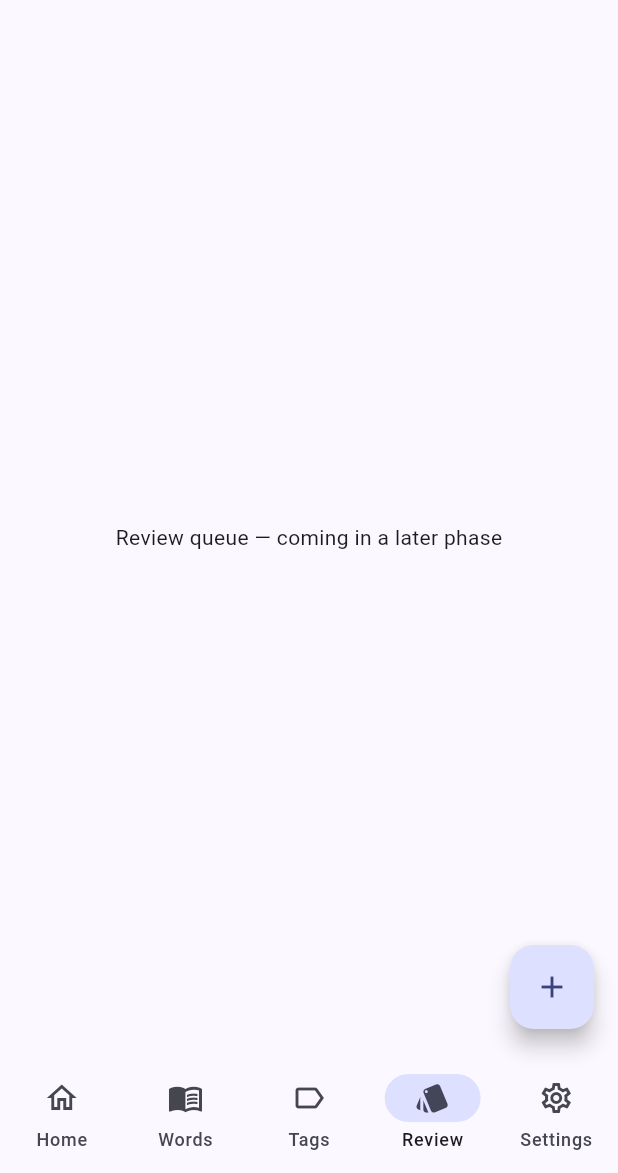
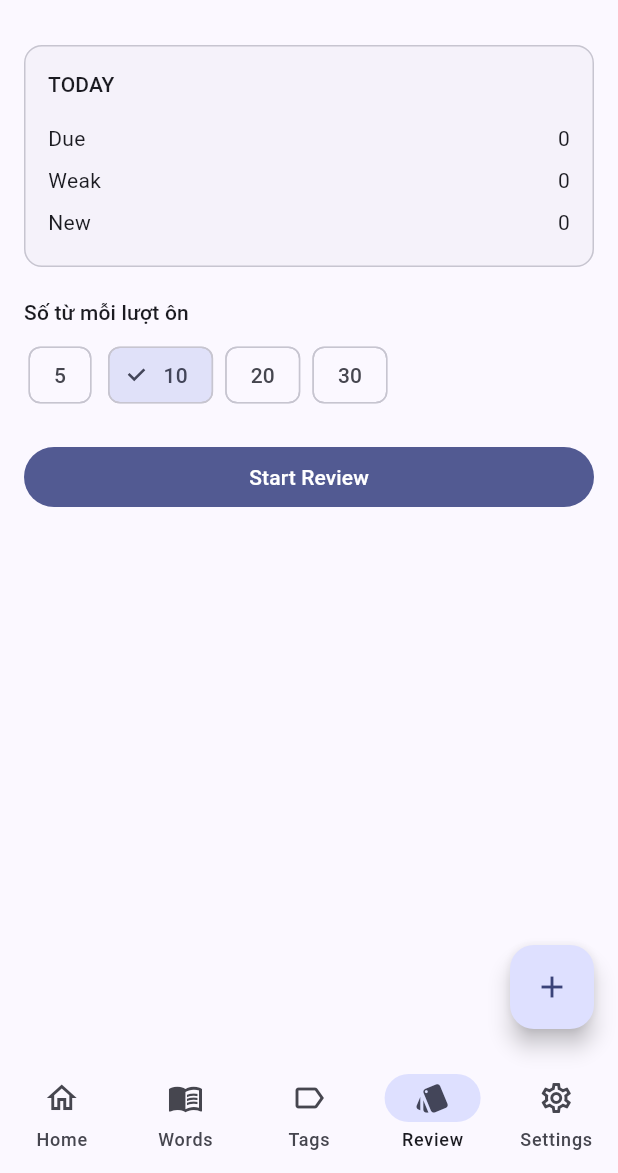
Before and after one commit to sieuga2712/italish_tag, a Flutter app: the screen it shows after launch, item 4 of the bottom bar chosen, on a phone screen of 412 x 824 dp, the part 63-1236 px from its top. Run offline on Flutter 3.47's test engine with Material 3 defaults, Android fonts, the phone set to English and light mode, and no system bars; our stand-ins replace drift, flutter_riverpod, go_router; accounts and stored records are empty; generated files the repository leaves out were written again.

Commit message:
Add Phase 7: Review & Learning System (queue, flashcard, scheduler)
- ReviewScheduler (pure logic, no DB): SimpleIntervalScheduler
  implements the fixed interval ladder (10min/1d/3d/7d/14d/30d/60d),
  advancing/resetting stepIndex by rating and deriving learning status
  from the result, so a smarter algorithm can replace it later without
  touching the repository or UI.
- ReviewRepository: buildQueue() (Due, then Weak wrongRate>=30%, then
  New, de-duplicated, capped at the chosen size — classified in plain
  Dart rather than SQL since the dataset is small), watchQueueCounts(),
  startSession/recordAnswer/finishSession. recordAnswer applies the
  scheduler, updates the word's counters/status/nextReviewAt, logs a
  ReviewHistory row, and tallies the session, all in one transaction.
- ReviewPage: TODAY summary (Due/Weak/New), session size picker
  (5/10/20/30), Start Review builds the queue and session then pushes
  the full-screen flow.
- ReviewSessionPage (top-level route, no bottom nav): one Word ->
  Meaning flashcard at a time, Show Answer then 😵😐🙂😎 rating,
  ending in a Review Complete summary (reviewed/correct/wrong/
  accuracy/time).

Co-Authored-By: Claude Sonnet 5 <noreply@anthropic.com>

````diff
--- a/lib/app/router.dart
+++ b/lib/app/router.dart
@@ -3,6 +3,8 @@ import 'package:go_router/go_router.dart';
 import '../database/app_database.dart';
 import '../pages/home/home_page.dart';
 import '../pages/review/review_page.dart';
+import '../pages/review/review_session_args.dart';
+import '../pages/review/review_session_page.dart';
 import '../pages/settings/settings_page.dart';
 import '../pages/tags/tag_words_page.dart';
 import '../pages/tags/tags_page.dart';
@@ -94,5 +96,15 @@ final GoRouter appRouter = GoRouter(
         return WordDetailPage(wordId: wordId, initialWord: initialWord);
       },
     ),
+    // Also top-level: a focused, single-question flow with no bottom nav,
+    // built by ReviewPage (queue + session already created) rather than
+    // fetching anything itself — see ReviewSessionArgs.
+    GoRoute(
+      path: '/review-session',
+      builder: (context, state) {
+        final args = state.extra as ReviewSessionArgs;
+        return ReviewSessionPage(args: args);
+      },
+    ),
   ],
 );
--- a/lib/pages/review/review_page.dart
+++ b/lib/pages/review/review_page.dart
@@ -1,19 +1,141 @@
 import 'package:flutter/material.dart';
+import 'package:flutter_riverpod/flutter_riverpod.dart';
+import 'package:go_router/go_router.dart';
 
-/// Review tab.
-///
-/// Phase 1 only renders a placeholder. Later phases will add:
-/// - Today's queue summary (due / weak / new counts)
-/// - Session size picker (5 / 10 / 20 / 30)
-/// - "Start Review" entry point into a full-screen review session
-class ReviewPage extends StatelessWidget {
+import '../../database/tables/review_sessions_table.dart';
+import '../../providers/review_providers.dart';
+import 'review_session_args.dart';
+
+const _sessionSizeOptions = [5, 10, 20, 30];
+
+/// Review tab: today's Due/Weak/New summary, a session-size picker, and
+/// "Start Review" — which builds the queue, opens a `ReviewSession` row,
+/// then pushes the full-screen review flow.
+class ReviewPage extends ConsumerStatefulWidget {
   const ReviewPage({super.key});
 
   @override
+  ConsumerState<ReviewPage> createState() => _ReviewPageState();
+}
+
+class _ReviewPageState extends ConsumerState<ReviewPage> {
+  int _selectedSize = 10;
+  bool _isStarting = false;
+
+  Future<void> _startReview() async {
+    setState(() => _isStarting = true);
+
+    final repository = ref.read(reviewRepositoryProvider);
+    final queue = await repository.buildQueue(_selectedSize);
+
+    if (queue.isEmpty) {
+      if (!mounted) return;
+      setState(() => _isStarting = false);
+      ScaffoldMessenger.of(context).showSnackBar(
+        const SnackBar(content: Text('Không có từ nào cần ôn lúc này.')),
+      );
+      return;
+    }
+
+    final sessionId = await repository.startSession(
+      totalWords: queue.length,
+      sourceType: ReviewSourceType.mixed,
+    );
+
+    if (!mounted) return;
+    setState(() => _isStarting = false);
+    context.push(
+      '/review-session',
+      extra: ReviewSessionArgs(sessionId: sessionId, queue: queue),
+    );
+  }
+
+  @override
   Widget build(BuildContext context) {
+    final counts = ref.watch(reviewQueueCountsProvider);
+
     return Scaffold(
       appBar: AppBar(title: const Text('Review')),
-      body: const Center(child: Text('Review queue — coming in a later phase')),
+      body: counts.when(
+        loading: () => const Center(child: CircularProgressIndicator()),
+        error: (error, stackTrace) => Center(child: Text('Lỗi: $error')),
+        data: (counts) {
+          return Padding(
+            padding: const EdgeInsets.all(16),
+            child: Column(
+              crossAxisAlignment: CrossAxisAlignment.stretch,
+              children: [
+                Card(
+                  child: Padding(
+                    padding: const EdgeInsets.all(16),
+                    child: Column(
+                      crossAxisAlignment: CrossAxisAlignment.start,
+                      children: [
+                        Text(
+                          'TODAY',
+                          style: Theme.of(context).textTheme.labelLarge,
+                        ),
+                        const SizedBox(height: 12),
+                        _CountRow(label: 'Due', value: counts.due),
+                        _CountRow(label: 'Weak', value: counts.weak),
+                        _CountRow(label: 'New', value: counts.newWords),
+                      ],
+                    ),
+                  ),
+                ),
+                const SizedBox(height: 20),
+                Text(
+                  'Số từ mỗi lượt ôn',
+                  style: Theme.of(context).textTheme.labelLarge,
+                ),
+                const SizedBox(height: 8),
+                Wrap(
+                  spacing: 8,
+                  children: _sessionSizeOptions
+                      .map(
+                        (size) => ChoiceChip(
+                          label: Text('$size'),
+                          selected: _selectedSize == size,
+                          onSelected: (_) =>
+                              setState(() => _selectedSize = size),
+                        ),
+                      )
+                      .toList(),
+                ),
+                const SizedBox(height: 20),
+                FilledButton(
+                  onPressed: _isStarting ? null : _startReview,
+                  child: _isStarting
+                      ? const SizedBox(
+                          height: 20,
+                          width: 20,
+                          child: CircularProgressIndicator(strokeWidth: 2),
+                        )
+                      : const Text('Start Review'),
+                ),
+              ],
+            ),
+          );
+        },
+      ),
     );
   }
 }
+
+class _CountRow extends StatelessWidget {
+  const _CountRow({required this.label, required this.value});
+
+  final String label;
+  final int value;
+
+  @override
+  Widget build(BuildContext context) {
+    return Padding(
+      padding: const EdgeInsets.symmetric(vertical: 4),
+      child: Row(
+        mainAxisAlignment: MainAxisAlignment.spaceBetween,
+        children: [Text(label), Text('$value')],
+      ),
+    );
+  }
+}
--- /dev/null
+++ b/lib/pages/review/review_session_args.dart
@@ -0,0 +1,12 @@
+import '../../database/app_database.dart';
+
+/// Everything the review session screen needs, built by [ReviewPage]
+/// (queue fetched + session row created) before navigating — the session
+/// screen itself never queries anything to get started, only to record
+/// answers as the user goes.
+class ReviewSessionArgs {
+  ReviewSessionArgs({required this.sessionId, required this.queue});
+
+  final int sessionId;
+  final List<Word> queue;
+}
--- /dev/null
+++ b/lib/providers/review_providers.dart
@@ -0,0 +1,13 @@
+import 'package:flutter_riverpod/flutter_riverpod.dart';
+
+import '../database/database_provider.dart';
+import '../repositories/review_repository.dart';
+
+final reviewRepositoryProvider = Provider<ReviewRepository>((ref) {
+  return ReviewRepository(ref.watch(databaseProvider));
+}, name: 'reviewRepositoryProvider');
+
+/// Live Due/Weak/New counts for the Review tab's "TODAY" summary.
+final reviewQueueCountsProvider = StreamProvider<ReviewQueueCounts>((ref) {
+  return ref.watch(reviewRepositoryProvider).watchQueueCounts();
+}, name: 'reviewQueueCountsProvider');
--- /dev/null
+++ b/lib/review/review_scheduler.dart
@@ -0,0 +1,91 @@
+import '../database/tables/review_history_table.dart';
+import '../database/tables/words_table.dart';
+
+/// What a scheduler decides after one review: where the word lands on the
+/// interval ladder, when to show it again, and what learning status that
+/// implies.
+class SchedulerResult {
+  SchedulerResult({
+    required this.newStepIndex,
+    required this.nextReviewAt,
+    required this.newStatus,
+  });
+
+  final int newStepIndex;
+  final DateTime nextReviewAt;
+  final WordStatus newStatus;
+}
+
+/// Decides the next review interval for a word, given its current position
+/// and the user's self-rating. Kept as an interface (not just a function)
+/// so a future, smarter algorithm (e.g. SM-2) can be swapped in without
+/// touching `ReviewRepository` or any UI — see [SimpleIntervalScheduler].
+abstract class ReviewScheduler {
+  SchedulerResult schedule({
+    required int currentStepIndex,
+    required ReviewRating rating,
+    required DateTime now,
+  });
+}
+
+/// The MVP scheduler: a fixed ladder of intervals, no per-word ease factor.
+///
+/// ```
+/// stepIndex:  0      1      2      3      4       5       6
+/// interval:  10 min  1 day  3 days 7 days 14 days 30 days 60 days
+/// ```
+///
+/// - 😵 Forgot -> back to step 0.
+/// - 😐 Hard -> stays at the same step (repeat the same interval).
+/// - 🙂 Good -> advances one step.
+/// - 😎 Easy -> advances two steps.
+///
+/// Status is derived from the resulting step, not stored independently:
+/// step 0 is `learning`, steps 1-3 are `reviewing`, step 4+ is `mastered`
+/// — but only when the rating was Good/Easy; a Hard rating that happens to
+/// land on step 4+ (because it was already there) reads as `reviewing`,
+/// since "hard" and "mastered" shouldn't both describe the same word.
+class SimpleIntervalScheduler implements ReviewScheduler {
+  static const List<Duration> ladder = [
+    Duration(minutes: 10),
+    Duration(days: 1),
+    Duration(days: 3),
+    Duration(days: 7),
+    Duration(days: 14),
+    Duration(days: 30),
+    Duration(days: 60),
+  ];
+
+  static const int masteredStepIndex = 4;
+
+  @override
+  SchedulerResult schedule({
+    required int currentStepIndex,
+    required ReviewRating rating,
+    required DateTime now,
+  }) {
+    final rawStepIndex = switch (rating) {
+      ReviewRating.forgot => 0,
+      ReviewRating.hard => currentStepIndex,
+      ReviewRating.good => currentStepIndex + 1,
+      ReviewRating.easy => currentStepIndex + 2,
+    };
+    final newStepIndex = rawStepIndex.clamp(0, ladder.length - 1);
+
+    final WordStatus newStatus;
+    if (newStepIndex == 0) {
+      newStatus = WordStatus.learning;
+    } else if (newStepIndex >= masteredStepIndex &&
+        (rating == ReviewRating.good || rating == ReviewRating.easy)) {
+      newStatus = WordStatus.mastered;
+    } else {
+      newStatus = WordStatus.reviewing;
+    }
+
+    return SchedulerResult(
+      newStepIndex: newStepIndex,
+      nextReviewAt: now.add(ladder[newStepIndex]),
+      newStatus: newStatus,
+    );
+  }
+}
````
Also changed, not shown: lib/pages/review/review_session_page.dart (added, +232 -0 lines), lib/repositories/review_repository.dart (added, +201 -0 lines), 4 other files.
